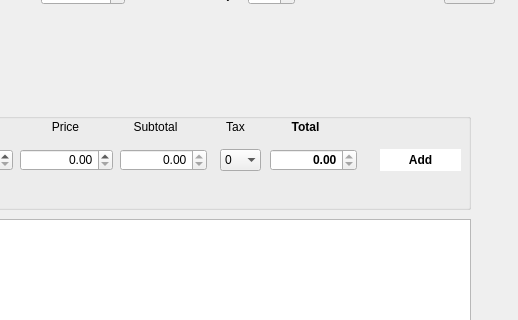
Above: uis/purchase_proforma_form.ui from andrei219/euromedia before the change; both pictures show x 650 to 1168 and y 161 to 481 of the 1168 by 878 pixel window. Below: the same form after it.
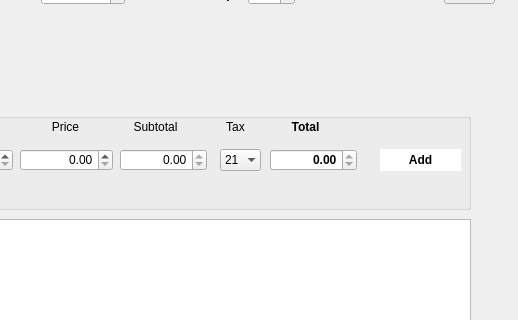
That is the form after the change. Icons and pictures are not drawn.

Patch:
```diff
--- a/uis/purchase_proforma_form.ui
+++ b/uis/purchase_proforma_form.ui
@@ -1238,7 +1238,10 @@
      <string notr="true">font-weight:normal; </string>
     </property>
     <property name="currentText">
-     <string>0</string>
+     <string>21</string>
+    </property>
+    <property name="currentIndex">
+     <number>3</number>
     </property>
     <property name="frame">
      <bool>false</bool>
```
